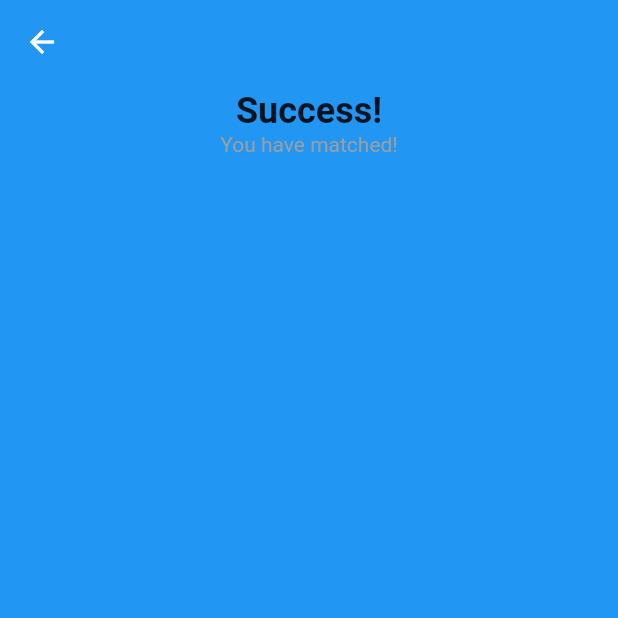
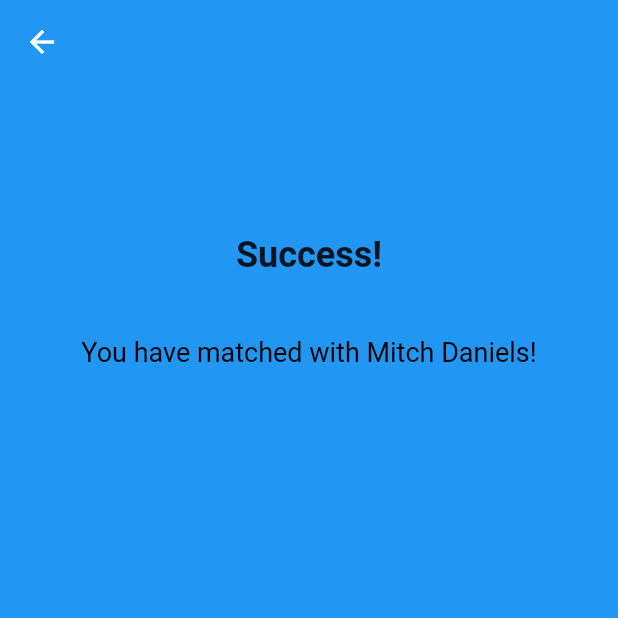
Before and after one commit to anthonyfmb/Meal-Buddies, a Flutter app: the Success screen opened directly, on a phone screen of 412 x 824 dp, the top half of it. Run offline on Flutter 3.47's test engine with Material 2 defaults, Android fonts, the phone set to English and light mode, and no system bars; our stand-ins replace cloud_firestore, firebase_auth, firebase_core, flutter_svg; accounts and stored records are empty; project files that could hold a hidden picture were left out.

Commit message:
Changed Success Page

```diff
--- a/lib/Screens/Matching/success.dart
+++ b/lib/Screens/Matching/success.dart
@@ -21,16 +21,17 @@ class _SuccessState extends State<Success> {
       appBar: buildAppBar(context),
       body: ListView(
         children: [
-          const SizedBox(height: 4),
+          const SizedBox(height: 100),
           Text(
             'Success!',
             textAlign: TextAlign.center,
             style: TextStyle(fontSize: 24, fontWeight: FontWeight.bold),
           ),
+          const SizedBox(height: 40),
           Text(
-            'You have matched!',
+            'You have matched with Mitch Daniels!',
             textAlign: TextAlign.center,
-            style: TextStyle(fontSize: 14, color: Colors.grey),
+            style: TextStyle(fontSize: 18, color: Colors.black),
 
           ),
         ],
```
